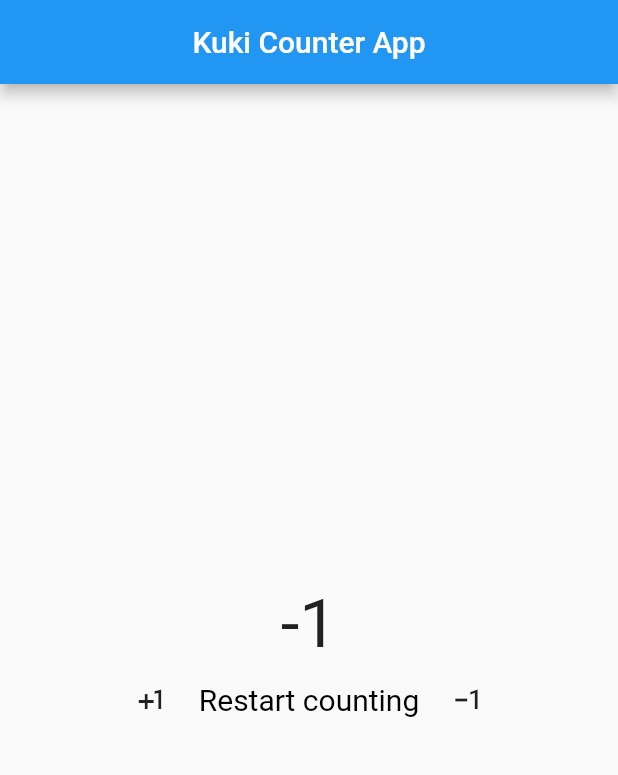
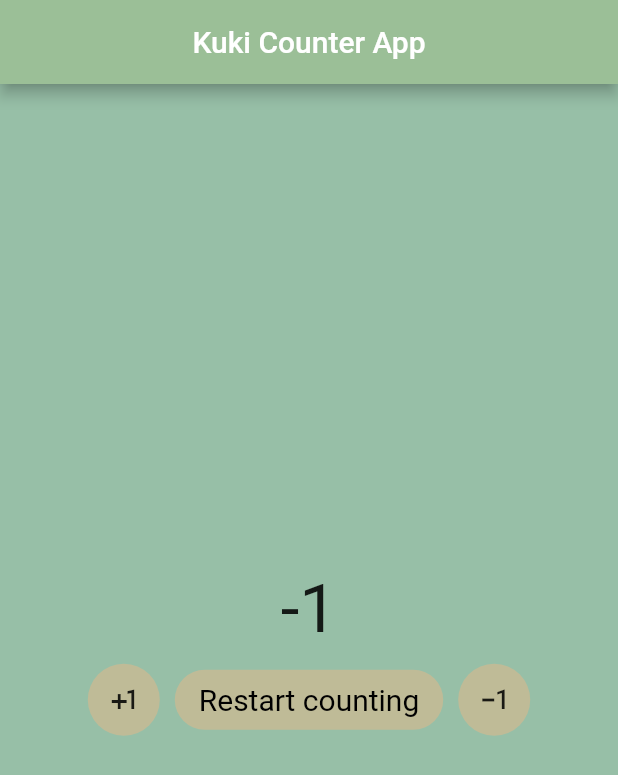
Before and after one commit to xdkuki/counter-app, a Flutter app: the screen it shows after launch, after a tap on the "plus one" icon, after a tap on "Restart counting", after a tap on the "exposure minus 1" icon, on a phone screen of 412 x 824 dp. Shown: the top 775 px of the screen. Run offline on Flutter 3.47's test engine with Material 2 defaults, Android fonts, the phone set to English and light mode, and no system bars.

Commit message:
changed themes of app and buttons

```diff
--- a/lib/main.dart
+++ b/lib/main.dart
@@ -1,68 +1,104 @@
 import 'package:flutter/material.dart';
 
-var kuki=0;
+var kuki = 0;
 
-void main(){
+void main() {
   runApp(const MyApp());
 }
 
-class MyApp extends StatelessWidget{
+class MyApp extends StatelessWidget {
   const MyApp({super.key});
 
   @override
-  Widget build(BuildContext contex){
+  Widget build(BuildContext contex) {
     return MaterialApp(
       home: Scaffold(
+        backgroundColor: Color.fromRGBO(151, 191, 167, 1),
         appBar: AppBar(
+          backgroundColor: Color.fromRGBO(155, 191, 151, 1),
           title: const Center(
             child: Text('Kuki Counter App'),
           ),
         ),
-        body:Center (
-          child:Column (
+        body: Center(
+            child: Column(
                 mainAxisAlignment: MainAxisAlignment.center,
-            children:[const MyAppHome()])) ,
+                children: [const MyAppHome()])),
       ),
     );
   }
-
 }
 
-class MyAppHome extends StatefulWidget{
+class MyAppHome extends StatefulWidget {
   const MyAppHome({super.key});
 
   @override
-  State<MyAppHome> createState()=> _MyAppState();
+  State<MyAppHome> createState() => _MyAppState();
 }
 
-class _MyAppState extends State<MyAppHome>{
+class _MyAppState extends State<MyAppHome> {
   @override
-  Widget build(BuildContext context){
-
+  Widget build(BuildContext context) {
     return Column(
       crossAxisAlignment: CrossAxisAlignment.center,
       mainAxisSize: MainAxisSize.max,
-          children:[
-            Text('$kuki',textAlign: TextAlign.center,style: const TextStyle(fontSize: 45),),
+      children: [
+        Text(
+          '$kuki',
+          textAlign: TextAlign.center,
+          style: const TextStyle(fontSize: 45),
+        ),
         Row(
           mainAxisAlignment: MainAxisAlignment.center,
           children: [
-                IconButton(onPressed: (){setState((){kuki+=1;});}, icon: const Icon(Icons.plus_one)),
-                TextButton(
-                  style: TextButton.styleFrom(
-                    textStyle: TextStyle(fontSize: 20, //backgroundColor: Color.fromRGBO(0, 0, 0, 50)),
+            Padding(
+              padding: EdgeInsets.all(10.0),
+              child: Ink(
+                decoration: const ShapeDecoration(
+                    color: Color.fromRGBO(191, 187, 151, 1),
+                    shape: CircleBorder()),
+                child: IconButton(
+                    onPressed: () {
+                      setState(() {
+                        kuki += 1;
+                      });
+                    },
+                    icon: const Icon(Icons.plus_one)),
               ),
             ),
-                  onPressed: (){setState(() {
-                  kuki=0;
-                });}, child: const Text('Restart counting',style:const TextStyle(color: Color.fromRGBO(0, 0, 0, 1)) ,)),
-                IconButton(onPressed: (){setState(() {
-                  kuki -=1;
-                });}, icon: const Icon(Icons.exposure_minus_1))
-              ],),
-
+            FilledButton(
+                style: FilledButton.styleFrom(
+                  backgroundColor: const Color.fromRGBO(191, 187, 151, 1),
+                  textStyle: const TextStyle(
+                    fontSize: 20,
+                  ),
+                ),
+                onPressed: () {
+                  setState(() {
+                    kuki = 0;
+                  });
+                },
+                child: const Text(
+                  'Restart counting',
+                  style: const TextStyle(color: Color.fromRGBO(0, 0, 0, 1)),
+                )),
+            Padding(
+              padding: EdgeInsets.all(10.0),
+              child: Ink(
+                  decoration: const ShapeDecoration(
+                      color: Color.fromRGBO(191, 187, 151, 1),
+                      shape: CircleBorder()),
+                  child: IconButton(
+                      onPressed: () {
+                        setState(() {
+                          kuki -= 1;
+                        });
+                      },
+                      icon: const Icon(Icons.exposure_minus_1))),
+            )
           ],
-
+        ),
+      ],
     );
   }
 }
```
Lines whose indentation alone changed are shown as unchanged.
